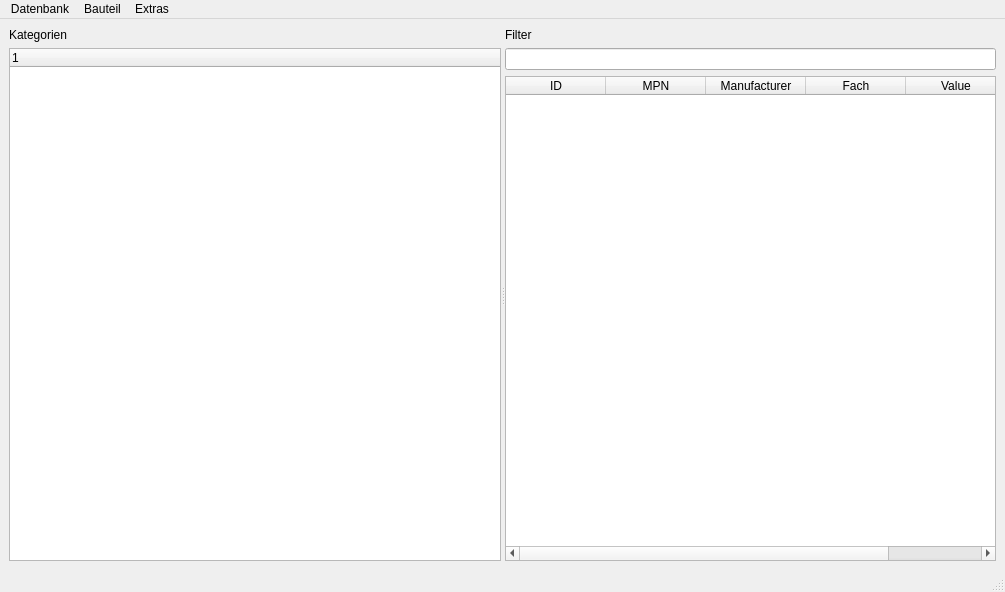
ArnePhotonics/EpartStocker, file mainwindow.ui: the form before one commit.
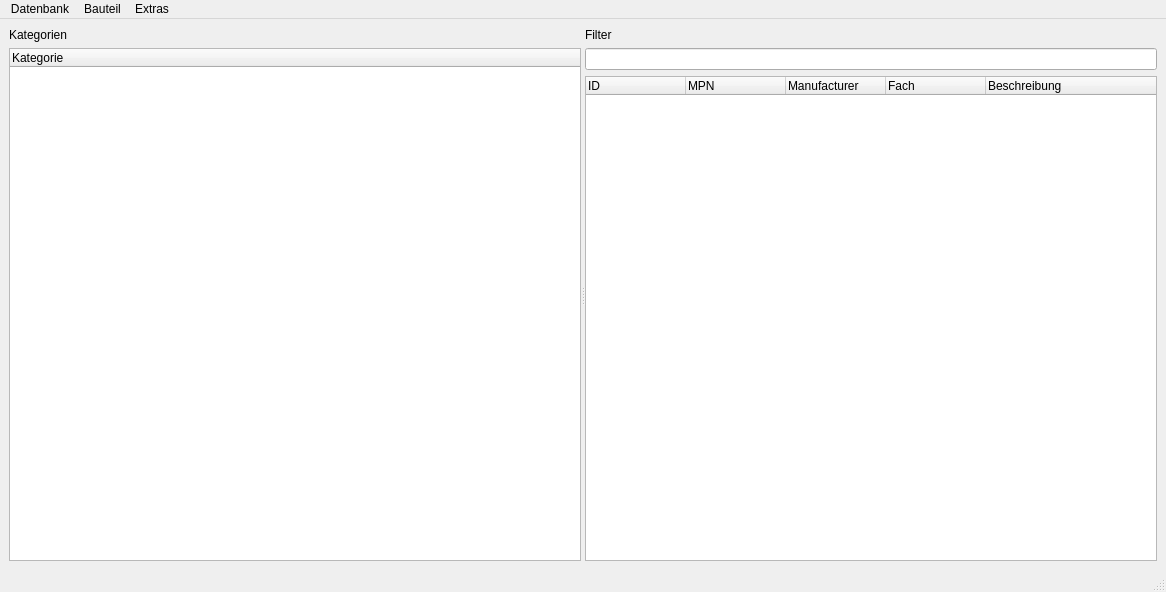
The form after the commit.

```diff
--- a/mainwindow.ui
+++ b/mainwindow.ui
@@ -6,7 +6,7 @@
    <rect>
     <x>0</x>
     <y>0</y>
-    <width>1005</width>
+    <width>1166</width>
     <height>592</height>
    </rect>
   </property>
@@ -33,7 +33,7 @@
          <widget class="QTreeWidget" name="treeWidget">
           <column>
            <property name="text">
-            <string notr="true">1</string>
+            <string notr="true">Kategorie</string>
            </property>
           </column>
          </widget>
@@ -53,7 +53,7 @@
          <widget class="QLineEdit" name="lineEdit"/>
         </item>
         <item>
-         <widget class="QTableWidget" name="tableWidget">
+         <widget class="QTreeWidget" name="treeTable">
           <column>
            <property name="text">
             <string>ID</string>
@@ -76,7 +76,7 @@
           </column>
           <column>
            <property name="text">
-            <string>Value</string>
+            <string>Beschreibung</string>
            </property>
           </column>
          </widget>
@@ -92,7 +92,7 @@
     <rect>
      <x>0</x>
      <y>0</y>
-     <width>1005</width>
+     <width>1166</width>
      <height>26</height>
     </rect>
    </property>
```
